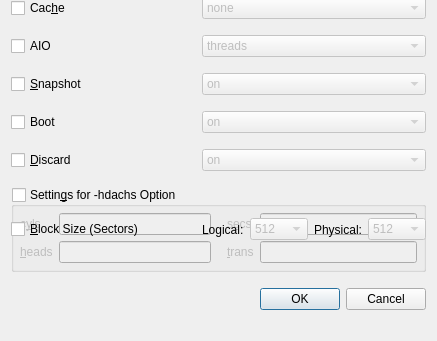
chronic8000/aqemu, file src/Add_New_Device_Window.ui: the form before one commit; both pictures show x 0 to 437 and y 217 to 558 of the 437 by 558 pixel window.
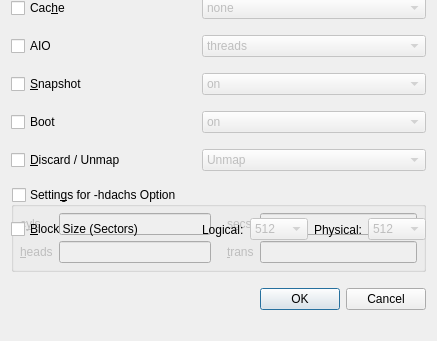
The form after the commit. Icons and pictures are not drawn. Custom widgets are drawn as their Qt base class.

The edit to the form file:
```diff
--- a/src/Add_New_Device_Window.ui
+++ b/src/Add_New_Device_Window.ui
@@ -499,7 +499,7 @@
    <item row="9" column="0">
     <widget class="QCheckBox" name="CH_Discard">
      <property name="text">
-      <string>&amp;Discard</string>
+      <string>&amp;Discard / Unmap</string>
      </property>
     </widget>
    </item>
@@ -510,7 +510,7 @@
      </property>
      <item>
       <property name="text">
-       <string>on</string>
+       <string>Unmap</string>
       </property>
      </item>
      <item>
```
Left out of the diff: 4 changed lines with no effect on the pictures.
